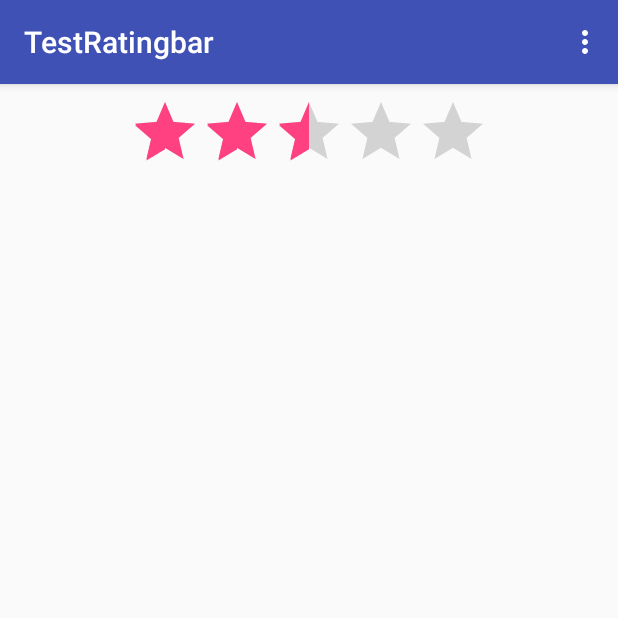
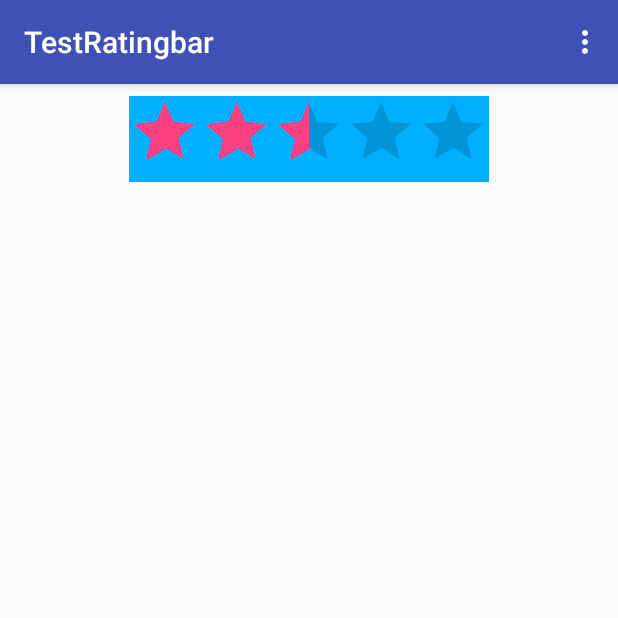
Before and after one commit to FabiPuig/TestRatingBar, an Android app: the screen it shows after launch (MainActivity), on a phone screen of 412 x 824 dp, the top half of it. Run offline under Robolectric (Android 15) with nearby library versions, the phone set to English and light mode, and no system bars.

Commit message:
Añadimos color de fondo

```diff
--- a/app/src/main/res/layout/fragment_main.xml
+++ b/app/src/main/res/layout/fragment_main.xml
@@ -18,6 +18,7 @@
         app:layout_constraintTop_toTopOf="parent"
         android:layout_marginTop="8dp"
         android:numStars="5"
-        android:rating="2.5"/>
+        android:rating="2.5"
+        android:background="@color/rating_bar_background"/>
 
 </android.support.constraint.ConstraintLayout>
--- a/app/src/main/res/values/colors.xml
+++ b/app/src/main/res/values/colors.xml
@@ -3,4 +3,7 @@
     <color name="colorPrimary">#3F51B5</color>
     <color name="colorPrimaryDark">#303F9F</color>
     <color name="colorAccent">#FF4081</color>
+
+    <!-- Rating bar -->
+    <color name="rating_bar_background">#00AFFF</color>
 </resources>
```
